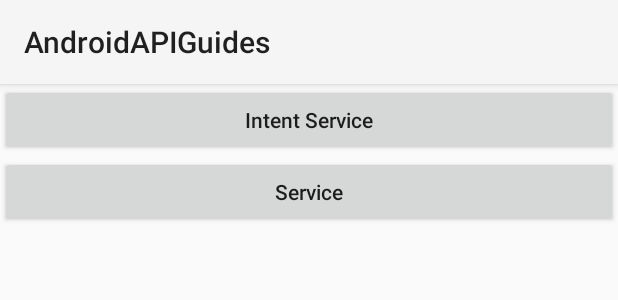
After one commit to neo2470/AndroidAPIGuides, an Android app: the layout activity_service.xml on its own in the app's theme, with its tools: preview values and no code run, on a phone screen of 412 x 824 dp. The commit adds this screen. Shown: the top 300 px of the screen. Run offline under Robolectric (Android 15) with nearby library versions, the phone set to English and light mode, and no system bars.

Commit message:
add Service

```diff
--- a/app/build.gradle
+++ b/app/build.gradle
@@ -6,7 +6,7 @@ android {
 
     defaultConfig {
         applicationId "com.alex.androidapiguides"
-        minSdkVersion 22
+        minSdkVersion 19
         targetSdkVersion 22
         versionCode 1
         versionName "1.0"
--- a/app/src/main/AndroidManifest.xml
+++ b/app/src/main/AndroidManifest.xml
@@ -60,6 +60,9 @@
         </activity>
         <activity android:name=".FragmentActivity" />
         <activity android:name=".LoaderActivity" />
+        <activity android:name=".ServiceActivity" />
+
+        <service android:name="com.alex.entity.IntentServiceTest" />
     </application>
 
 </manifest>
--- a/app/src/main/java/com/alex/androidapiguides/MainActivity.java
+++ b/app/src/main/java/com/alex/androidapiguides/MainActivity.java
@@ -57,6 +57,9 @@ public class MainActivity extends BaseActivity {
             case 15:
                 act = LoaderActivity.class;
                 break;
+            case 16:
+                act = ServiceActivity.class;
+                break;
         }
 
         if (null == act) {
@@ -87,5 +90,6 @@ public class MainActivity extends BaseActivity {
             "Activity",//13
             "Fragment",//14
             "Loader",//15
+            "Service",//16
     };
 }
--- /dev/null
+++ b/app/src/main/res/layout/activity_service.xml
@@ -0,0 +1,23 @@
+<?xml version="1.0" encoding="utf-8"?>
+<LinearLayout xmlns:android="http://schemas.android.com/apk/res/android"
+    android:layout_width="match_parent"
+    android:layout_height="match_parent"
+    android:orientation="vertical">
+
+    <Button
+        android:id="@+id/intentServiceBtn"
+        android:layout_width="match_parent"
+        android:layout_height="wrap_content"
+        android:text="Intent Service"
+        android:textAllCaps="false"
+        android:onClick="onClick"/>
+
+    <Button
+        android:id="@+id/serviceBtn"
+        android:layout_width="match_parent"
+        android:layout_height="wrap_content"
+        android:text="Service"
+        android:textAllCaps="false"
+        android:onClick="onClick"/>
+
+</LinearLayout>
```
Also changed, not shown: app/src/main/java/com/alex/androidapiguides/ServiceActivity.java (added, +35 -0 lines), app/src/main/java/com/alex/entity/HelloService.java (added, +76 -0 lines), app/src/main/java/com/alex/entity/IntentServiceTest.java (added, +53 -0 lines).
